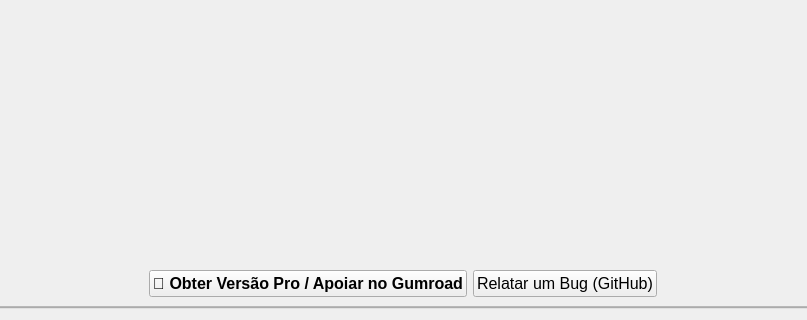
The window that vector_to_map_dialog_base.ui (matheusdurso/VectorToMap) describes before a commit, drawn with Qt 5; both pictures show x 197 to 1004 and y 526 to 846 of the 1200 by 846 pixel window.
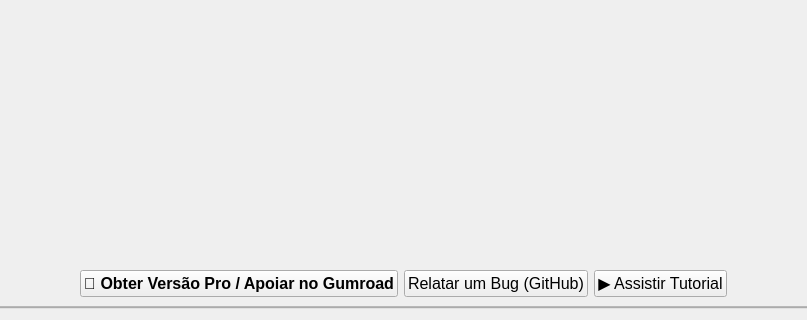
The same window after the commit. The open tabs and pages were chosen to show the change. Icons and pictures are not drawn. Custom widgets are drawn as their Qt base class.

Commit message: Adiciona Tutorial

```diff
--- a/vector_to_map_dialog_base.ui
+++ b/vector_to_map_dialog_base.ui
@@ -1550,6 +1550,13 @@
                </property>
               </widget>
              </item>
+             <item>
+              <widget class="QPushButton" name="pushButton_tutorial">
+               <property name="text">
+                <string>▶ Assistir Tutorial</string>
+               </property>
+              </widget>
+             </item>
              <item>
               <spacer name="horizontalSpacer_3">
                <property name="orientation">
```
Left out of the diff: 4 changed lines with no effect on the pictures. The commit also changes 16 other files.
